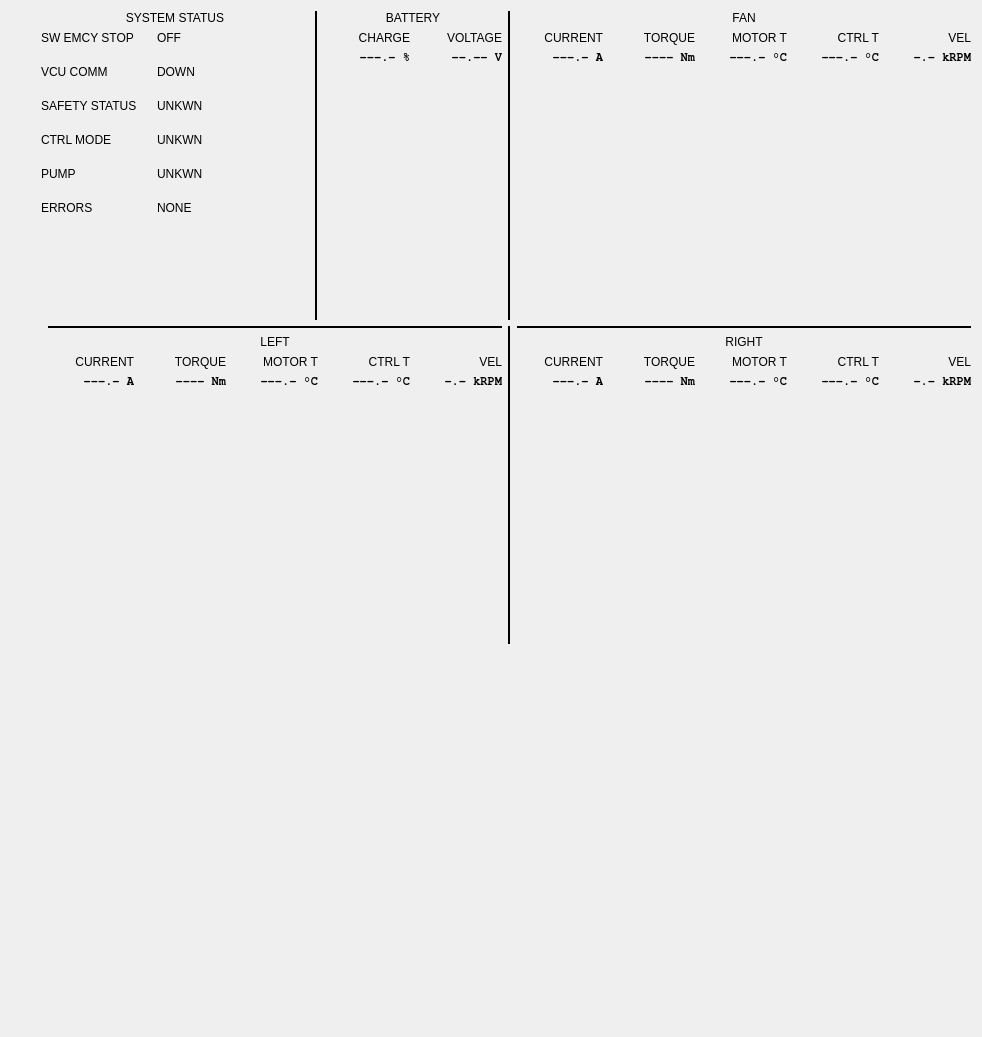
Old version of the form asb_rviz_plugins/resources/asb.ui in the repository AIRLab-POLIMI/AgroSenseBot.
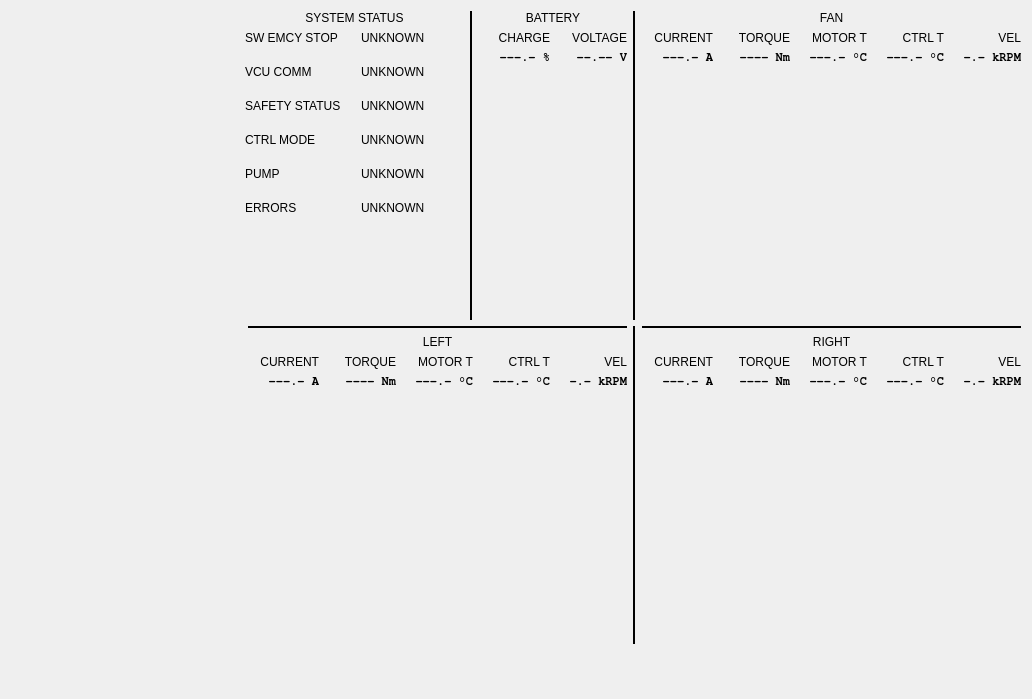
New version of the form. Custom widgets are drawn as their Qt base class.

```diff
--- a/asb_rviz_plugins/resources/asb.ui
+++ b/asb_rviz_plugins/resources/asb.ui
@@ -12,8 +12,8 @@
    <rect>
     <x>0</x>
     <y>0</y>
-    <width>982</width>
-    <height>1037</height>
+    <width>1032</width>
+    <height>699</height>
    </rect>
   </property>
   <property name="windowTitle">
@@ -49,7 +49,7 @@
            </property>
            <property name="minimumSize">
             <size>
-             <width>268</width>
+             <width>219</width>
              <height>0</height>
             </size>
            </property>
@@ -85,7 +85,7 @@
            <item row="0" column="1">
             <widget class="QLabel" name="sw_emergency_stop_disp">
              <property name="text">
-              <string>OFF</string>
+              <string>UNKNOWN</string>
              </property>
             </widget>
            </item>
@@ -105,7 +105,7 @@
            <item row="1" column="1">
             <widget class="QLabel" name="vcu_comm_disp">
              <property name="text">
-              <string>DOWN</string>
+              <string>UNKNOWN</string>
              </property>
             </widget>
            </item>
@@ -125,7 +125,7 @@
            <item row="2" column="1">
             <widget class="QLabel" name="vcu_safety_disp">
              <property name="text">
-              <string>UNKWN</string>
+              <string>UNKNOWN</string>
              </property>
             </widget>
            </item>
@@ -145,7 +145,7 @@
            <item row="3" column="1">
             <widget class="QLabel" name="control_mode_disp">
              <property name="text">
-              <string>UNKWN</string>
+              <string>UNKNOWN</string>
              </property>
             </widget>
            </item>
@@ -165,7 +165,7 @@
            <item row="4" column="1">
             <widget class="QLabel" name="pump_disp">
              <property name="text">
-              <string>UNKWN</string>
+              <string>UNKNOWN</string>
              </property>
             </widget>
            </item>
@@ -179,12 +179,25 @@
            <item row="5" column="1">
             <widget class="QLabel" name="errors_disp">
              <property name="text">
-              <string>NONE</string>
+              <string>UNKNOWN</string>
              </property>
             </widget>
            </item>
           </layout>
          </item>
+         <item>
+          <spacer name="verticalSpacer_2">
+           <property name="orientation">
+            <enum>Qt::Vertical</enum>
+           </property>
+           <property name="sizeHint" stdset="0">
+            <size>
+             <width>20</width>
+             <height>40</height>
+            </size>
+           </property>
+          </spacer>
+         </item>
         </layout>
        </item>
        <item>
@@ -247,7 +260,7 @@
                </property>
                <property name="minimumSize">
                 <size>
-                 <width>86</width>
+                 <width>71</width>
                  <height>0</height>
                 </size>
                </property>
@@ -315,7 +328,7 @@
                </property>
                <property name="minimumSize">
                 <size>
-                 <width>86</width>
+                 <width>71</width>
                  <height>0</height>
                 </size>
                </property>
@@ -459,7 +472,7 @@
                </property>
                <property name="minimumSize">
                 <size>
-                 <width>86</width>
+                 <width>71</width>
                  <height>0</height>
                 </size>
                </property>
@@ -533,7 +546,7 @@
                </property>
                <property name="minimumSize">
                 <size>
-                 <width>86</width>
+                 <width>71</width>
                  <height>0</height>
                 </size>
                </property>
@@ -607,7 +620,7 @@
                </property>
                <property name="minimumSize">
                 <size>
-                 <width>86</width>
+                 <width>71</width>
                  <height>0</height>
                 </size>
                </property>
@@ -702,7 +715,7 @@
                </property>
                <property name="minimumSize">
                 <size>
-                 <width>86</width>
+                 <width>71</width>
                  <height>0</height>
                 </size>
                </property>
@@ -797,7 +810,7 @@
                </property>
                <property name="minimumSize">
                 <size>
-                 <width>86</width>
+                 <width>71</width>
                  <height>0</height>
                 </size>
                </property>
@@ -966,7 +979,7 @@
                </property>
                <property name="minimumSize">
                 <size>
-                 <width>86</width>
+                 <width>71</width>
                  <height>0</height>
                 </size>
                </property>
@@ -1040,7 +1053,7 @@
                </property>
                <property name="minimumSize">
                 <size>
-                 <width>86</width>
+                 <width>71</width>
                  <height>0</height>
                 </size>
                </property>
@@ -1114,7 +1127,7 @@
                </property>
                <property name="minimumSize">
                 <size>
-                 <width>86</width>
+                 <width>71</width>
                  <height>0</height>
                 </size>
                </property>
@@ -1215,7 +1228,7 @@
                </property>
                <property name="minimumSize">
                 <size>
-                 <width>86</width>
+                 <width>71</width>
                  <height>0</height>
                 </size>
                </property>
@@ -1310,7 +1323,7 @@
                </property>
                <property name="minimumSize">
                 <size>
-                 <width>86</width>
+                 <width>71</width>
                  <height>0</height>
                 </size>
                </property>
@@ -1484,7 +1497,7 @@
                </property>
                <property name="minimumSize">
                 <size>
-                 <width>86</width>
+                 <width>71</width>
                  <height>0</height>
                 </size>
                </property>
@@ -1558,7 +1571,7 @@
                </property>
                <property name="minimumSize">
                 <size>
-                 <width>86</width>
+                 <width>71</width>
                  <height>0</height>
                 </size>
                </property>
@@ -1635,7 +1648,7 @@
                </property>
                <property name="minimumSize">
                 <size>
-                 <width>86</width>
+                 <width>71</width>
                  <height>0</height>
                 </size>
                </property>
@@ -1730,7 +1743,7 @@
                </property>
                <property name="minimumSize">
                 <size>
-                 <width>86</width>
+                 <width>71</width>
                  <height>0</height>
                 </size>
                </property>
@@ -1825,7 +1838,7 @@
                </property>
                <property name="minimumSize">
                 <size>
-                 <width>86</width>
+                 <width>71</width>
                  <height>0</height>
                 </size>
                </property>
```
